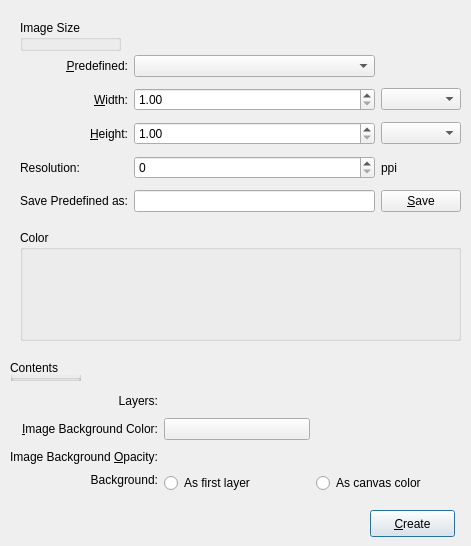
This is krita/ui/forms/wdgnewimage.ui in KDE/calligra as Qt 5 draws it before an edit. The edited form follows.
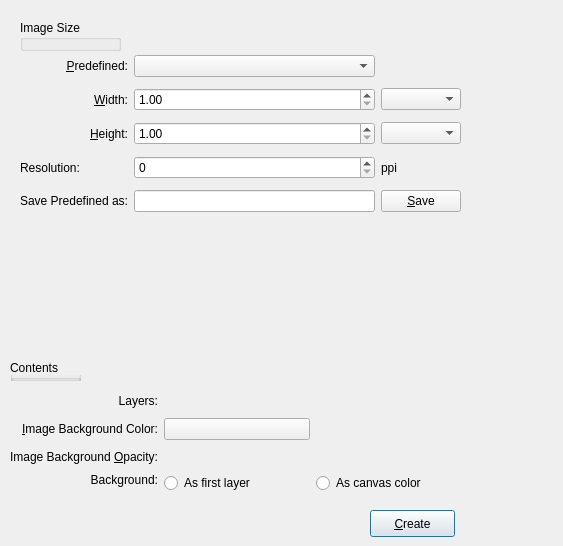
This is the edited form. Custom widgets are drawn as their Qt base class.

Commit message: update colors selector widget so it does not collapse

Patch:
```diff
--- a/krita/ui/forms/wdgnewimage.ui
+++ b/krita/ui/forms/wdgnewimage.ui
@@ -6,36 +6,25 @@
    <rect>
     <x>0</x>
     <y>0</y>
-    <width>471</width>
+    <width>563</width>
     <height>546</height>
    </rect>
   </property>
+  <property name="sizePolicy">
+   <sizepolicy hsizetype="Minimum" vsizetype="Preferred">
+    <horstretch>0</horstretch>
+    <verstretch>0</verstretch>
+   </sizepolicy>
+  </property>
+  <property name="minimumSize">
+   <size>
+    <width>563</width>
+    <height>0</height>
+   </size>
+  </property>
   <property name="windowTitle">
    <string>New Image</string>
   </property>
-  <widget class="QGroupBox" name="grpMode">
-   <property name="geometry">
-    <rect>
-     <x>20</x>
-     <y>230</y>
-     <width>441</width>
-     <height>111</height>
-    </rect>
-   </property>
-   <property name="title">
-    <string>Color</string>
-   </property>
-   <widget class="KisColorSpaceSelector" name="colorSpaceSelector" native="true">
-    <property name="geometry">
-     <rect>
-      <x>17</x>
-      <y>25</y>
-      <width>411</width>
-      <height>81</height>
-     </rect>
-    </property>
-   </widget>
-  </widget>
   <widget class="QGroupBox" name="grpContents">
    <property name="geometry">
     <rect>
@@ -399,6 +388,16 @@
     <bool>true</bool>
    </property>
   </widget>
+  <widget class="KisColorSpaceSelector" name="colorSpaceSelector" native="true">
+   <property name="geometry">
+    <rect>
+     <x>0</x>
+     <y>240</y>
+     <width>531</width>
+     <height>111</height>
+    </rect>
+   </property>
+  </widget>
  </widget>
  <customwidgets>
   <customwidget>
```
Left out of the diff: 2 changed lines with no effect on the pictures. The commit also changes 1 other file.
